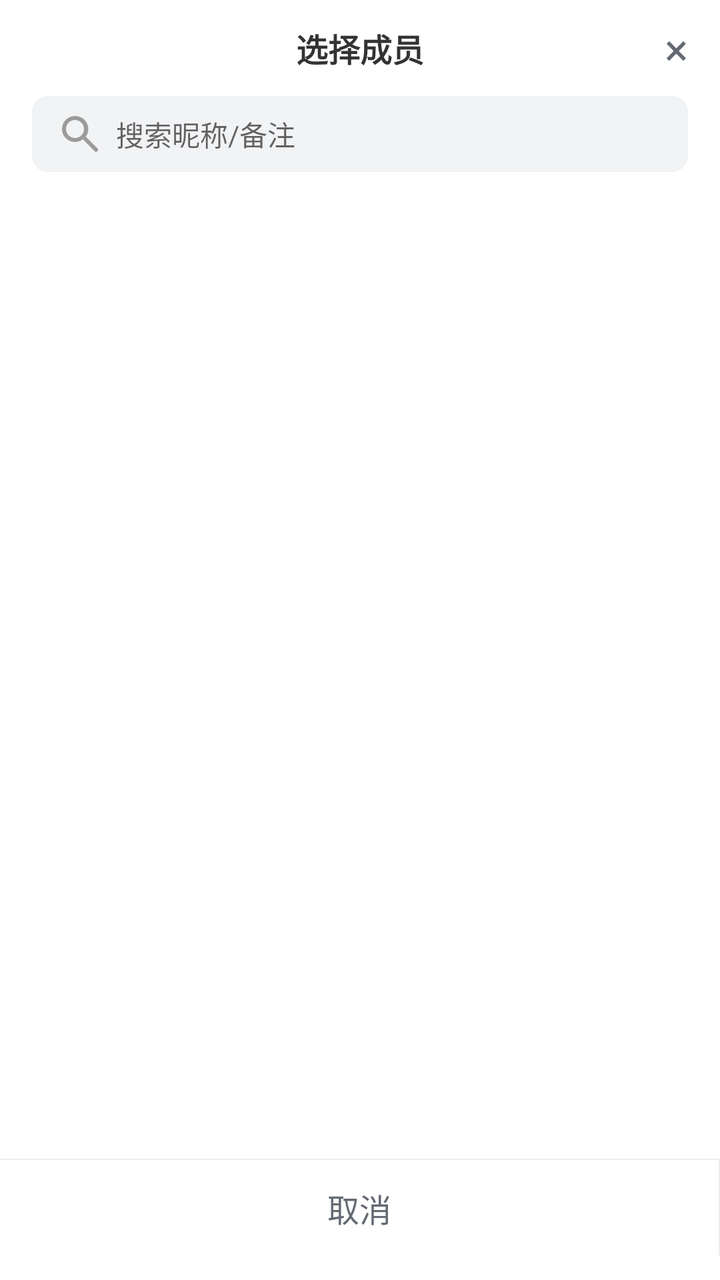
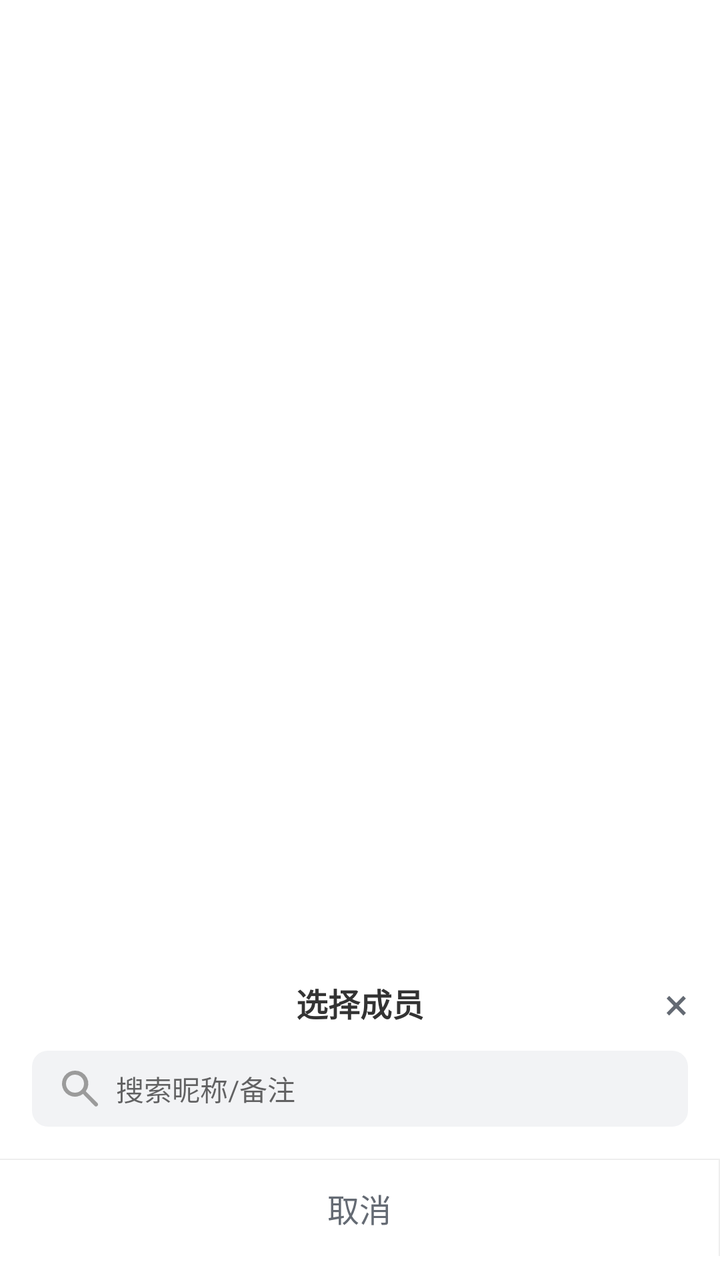

Before-and-after screenshots of an Android layout around one commit, followed by the original layout XML and the change that was made.
<!-- AndroidManifest.xml: another module's application theme AppTheme.NoActionBar -->
<!-- res/layout/dialog_member_picker.xml -->
<?xml version="1.0" encoding="utf-8"?>
<LinearLayout xmlns:android="http://schemas.android.com/apk/res/android"
    android:layout_width="match_parent"
    android:layout_height="wrap_content"
    android:background="@drawable/bg_bottom_sheet"
    android:orientation="vertical"
    android:paddingBottom="12dp">

    <FrameLayout
        android:layout_width="match_parent"
        android:layout_height="48dp">

        <TextView
            android:id="@+id/mpSheetTitle"
            android:layout_width="match_parent"
            android:layout_height="match_parent"
            android:gravity="center"
            android:text="选择成员"
            android:textColor="#333333"
            android:textSize="16sp"
            android:textStyle="bold" />

        <TextView
            android:id="@+id/mpSheetClose"
            android:layout_width="44dp"
            android:layout_height="48dp"
            android:layout_gravity="end"
            android:gravity="center"
            android:text="×"
            android:textColor="#646A73"
            android:textSize="22sp" />
    </FrameLayout>

    <LinearLayout
        android:layout_width="match_parent"
        android:layout_height="wrap_content"
        android:paddingStart="16dp"
        android:paddingEnd="16dp"
        android:paddingBottom="8dp">

        <EditText
            android:id="@+id/mpSheetSearch"
            android:layout_width="match_parent"
            android:layout_height="38dp"
            android:background="@drawable/bg_mp_search"
            android:drawableStart="@drawable/ic_member_picker_search"
            android:drawablePadding="6dp"
            android:gravity="center_vertical"
            android:hint="搜索昵称/备注"
            android:imeOptions="actionSearch"
            android:inputType="text"
            android:paddingStart="12dp"
            android:paddingEnd="12dp"
            android:singleLine="true"
            android:textColor="#2A2A2A"
            android:textSize="14sp" />
    </LinearLayout>

    <androidx.recyclerview.widget.RecyclerView
        android:id="@+id/mpSheetList"
        android:layout_width="match_parent"
        android:layout_height="0dp"
        android:layout_weight="1"
        android:scrollbars="vertical" />

    <View
        android:layout_width="match_parent"
        android:layout_height="0.5dp"
        android:layout_marginTop="8dp"
        android:background="#EEEEEE" />

    <LinearLayout
        android:layout_width="match_parent"
        android:layout_height="48dp"
        android:orientation="horizontal">

        <TextView
            android:id="@+id/mpSheetCancel"
            android:layout_width="0dp"
            android:layout_height="match_parent"
            android:layout_weight="1"
            android:gravity="center"
            android:text="取消"
            android:textColor="#646A73"
            android:textSize="16sp" />

        <View
            android:layout_width="0.5dp"
            android:layout_height="match_parent"
            android:background="#EEEEEE" />

        <TextView
            android:id="@+id/mpSheetConfirm"
            android:layout_width="0dp"
            android:layout_height="match_parent"
            android:layout_marginStart="12dp"
            android:layout_marginTop="8dp"
            android:layout_marginEnd="12dp"
            android:layout_marginBottom="8dp"
            android:layout_weight="1"
            android:background="@drawable/bg_picker_confirm"
            android:gravity="center"
            android:text="确定"
            android:textColor="#FFFFFF"
            android:textSize="14sp"
            android:visibility="gone" />
    </LinearLayout>
</LinearLayout>
<!-- resources referenced by this layout -->
<resources>
  <!-- drawable bg_bottom_sheet (drawable) -->
  <?xml version="1.0" encoding="utf-8"?>
  <shape xmlns:android="http://schemas.android.com/apk/res/android">
      <solid android:color="#FFFFFF" />
      <corners
          android:topLeftRadius="16dp"
          android:topRightRadius="16dp" />
  </shape>
  <!-- drawable bg_mp_search (drawable) -->
  <?xml version="1.0" encoding="utf-8"?>
  <shape xmlns:android="http://schemas.android.com/apk/res/android">
      <solid android:color="#F2F3F5" />
      <corners android:radius="8dp" />
  </shape>
  <!-- drawable bg_picker_confirm (drawable) -->
  <?xml version="1.0" encoding="utf-8"?>
  <shape xmlns:android="http://schemas.android.com/apk/res/android"
      android:shape="rectangle">
      <gradient
          android:angle="0"
          android:endColor="#E78AF2"
          android:startColor="#9079F9" />
      <corners android:radius="22dp" />
  </shape>
  <!-- drawable ic_member_picker_search (drawable) -->
  <?xml version="1.0" encoding="utf-8"?>
  <vector xmlns:android="http://schemas.android.com/apk/res/android"
      android:width="24dp"
      android:height="24dp"
      android:viewportWidth="24"
      android:viewportHeight="24">
      <path
          android:fillColor="#9B9B9B"
          android:pathData="M9.5,3a6.5,6.5 0 1 0 3.98,11.63L19.35,20.65a1,1 0 0 0 1.41,-1.41l-5.87,-5.87A6.5,6.5 0 0 0 9.5,3zM5,9.5a4.5,4.5 0 1 1 9,0a4.5,4.5 0 0 1 -9,0z" />
  </vector>
  <style name="AppTheme.NoActionBar" parent="Theme.MaterialComponents.Light.NoActionBar">
          <item name="colorPrimary">@color/colorPrimary</item>
          <item name="colorPrimaryDark">@color/colorPrimaryDark</item>
          <item name="colorAccent">@color/colorAccent</item>
      </style>
  <color name="colorPrimary">#2196f3</color>
  <color name="colorPrimaryDark">#1970b6</color>
  <color name="colorAccent">#2196f3</color>
</resources>

<!-- the commit's change to res/layout/dialog_member_picker.xml (unified diff, before → after) -->
@@ -1,108 +1,124 @@
 <?xml version="1.0" encoding="utf-8"?>
-<LinearLayout xmlns:android="http://schemas.android.com/apk/res/android"
+<FrameLayout xmlns:android="http://schemas.android.com/apk/res/android"
     android:layout_width="match_parent"
-    android:layout_height="wrap_content"
-    android:background="@drawable/bg_bottom_sheet"
-    android:orientation="vertical"
-    android:paddingBottom="12dp">
+    android:layout_height="match_parent"
+    android:background="@android:color/transparent">
 
-    <FrameLayout
+    
+    <View
+        android:id="@+id/mpSheetMask"
         android:layout_width="match_parent"
-        android:layout_height="48dp">
-
-        <TextView
-            android:id="@+id/mpSheetTitle"
-            android:layout_width="match_parent"
-            android:layout_height="match_parent"
-            android:gravity="center"
-            android:text="选择成员"
-            android:textColor="#333333"
-            android:textSize="16sp"
-            android:textStyle="bold" />
-
-        <TextView
-            android:id="@+id/mpSheetClose"
-            android:layout_width="44dp"
-            android:layout_height="48dp"
-            android:layout_gravity="end"
-            android:gravity="center"
-            android:text="×"
-            android:textColor="#646A73"
-            android:textSize="22sp" />
-    </FrameLayout>
+        android:layout_height="match_parent"
+        android:background="@android:color/transparent"
+        android:clickable="true" />
 
     <LinearLayout
+        android:id="@+id/mpSheetPanel"
         android:layout_width="match_parent"
         android:layout_height="wrap_content"
-        android:paddingStart="16dp"
-        android:paddingEnd="16dp"
-        android:paddingBottom="8dp">
+        android:layout_gravity="bottom"
+        android:background="@drawable/bg_bottom_sheet"
+        android:orientation="vertical"
+        android:paddingBottom="12dp">
 
-        <EditText
-            android:id="@+id/mpSheetSearch"
+        <FrameLayout
             android:layout_width="match_parent"
-            android:layout_height="38dp"
-            android:background="@drawable/bg_mp_search"
-            android:drawableStart="@drawable/ic_member_picker_search"
-            android:drawablePadding="6dp"
-            android:gravity="center_vertical"
-            android:hint="搜索昵称/备注"
-            android:imeOptions="actionSearch"
-            android:inputType="text"
-            android:paddingStart="12dp"
-            android:paddingEnd="12dp"
-            android:singleLine="true"
-            android:textColor="#2A2A2A"
-            android:textSize="14sp" />
-    </LinearLayout>
+            android:layout_height="48dp">
 
-    <androidx.recyclerview.widget.RecyclerView
-        android:id="@+id/mpSheetList"
-        android:layout_width="match_parent"
-        android:layout_height="0dp"
-        android:layout_weight="1"
-        android:scrollbars="vertical" />
+            <TextView
+                android:id="@+id/mpSheetTitle"
+                android:layout_width="match_parent"
+                android:layout_height="match_parent"
+                android:gravity="center"
+                android:text="选择成员"
+                android:textColor="#333333"
+                android:textSize="16sp"
+                android:textStyle="bold" />
 
-    <View
-        android:layout_width="match_parent"
-        android:layout_height="0.5dp"
-        android:layout_marginTop="8dp"
-        android:background="#EEEEEE" />
+            <TextView
+                android:id="@+id/mpSheetClose"
+                android:layout_width="44dp"
+                android:layout_height="48dp"
+                android:layout_gravity="end"
+                android:gravity="center"
+                android:text="×"
+                android:textColor="#646A73"
+                android:textSize="22sp" />
+        </FrameLayout>
 
-    <LinearLayout
-        android:layout_width="match_parent"
-        android:layout_height="48dp"
-        android:orientation="horizontal">
+        <LinearLayout
+            android:layout_width="match_parent"
+            android:layout_height="wrap_content"
+            android:paddingStart="16dp"
+            android:paddingEnd="16dp"
+            android:paddingBottom="8dp">
 
-        <TextView
-            android:id="@+id/mpSheetCancel"
-            android:layout_width="0dp"
-            android:layout_height="match_parent"
+            <EditText
+                android:id="@+id/mpSheetSearch"
+                android:layout_width="match_parent"
+                android:layout_height="38dp"
+                android:background="@drawable/bg_mp_search"
+                android:drawableStart="@drawable/ic_member_picker_search"
+                android:drawablePadding="6dp"
+                android:gravity="center_vertical"
+                android:hint="搜索昵称/备注"
+                android:imeOptions="actionSearch"
+                android:inputType="text"
+                android:paddingStart="12dp"
+                android:paddingEnd="12dp"
+                android:singleLine="true"
+                android:textColor="#2A2A2A"
+                android:textSize="14sp" />
+        </LinearLayout>
+
+        <androidx.recyclerview.widget.RecyclerView
+            android:id="@+id/mpSheetList"
+            android:layout_width="match_parent"
+            android:layout_height="0dp"
             android:layout_weight="1"
-            android:gravity="center"
-            android:text="取消"
-            android:textColor="#646A73"
-            android:textSize="16sp" />
+            android:scrollbars="vertical" />
 
         <View
-            android:layout_width="0.5dp"
-            android:layout_height="match_parent"
+            android:layout_width="match_parent"
+            android:layout_height="0.5dp"
+            android:layout_marginTop="8dp"
             android:background="#EEEEEE" />
 
-        <TextView
-            android:id="@+id/mpSheetConfirm"
-            android:layout_width="0dp"
-            android:layout_height="match_parent"
-            android:layout_marginStart="12dp"
-            android:layout_marginTop="8dp"
-            android:layout_marginEnd="12dp"
-            android:layout_marginBottom="8dp"
-            android:layout_weight="1"
-            android:background="@drawable/bg_picker_confirm"
-            android:gravity="center"
-            android:text="确定"
-            android:textColor="#FFFFFF"
-            android:textSize="14sp"
-            android:visibility="gone" />
+        <LinearLayout
+            android:layout_width="match_parent"
+            android:layout_height="48dp"
+            android:orientation="horizontal">
+
+            <TextView
+                android:id="@+id/mpSheetCancel"
+                android:layout_width="0dp"
+                android:layout_height="match_parent"
+                android:layout_weight="1"
+                android:gravity="center"
+                android:text="取消"
+                android:textColor="#646A73"
+                android:textSize="16sp" />
+
+            <View
+                android:layout_width="0.5dp"
+                android:layout_height="match_parent"
+                android:background="#EEEEEE" />
+
+            <TextView
+                android:id="@+id/mpSheetConfirm"
+                android:layout_width="0dp"
+                android:layout_height="match_parent"
+                android:layout_marginStart="12dp"
+                android:layout_marginTop="8dp"
+                android:layout_marginEnd="12dp"
+                android:layout_marginBottom="8dp"
+                android:layout_weight="1"
+                android:background="@drawable/bg_picker_confirm"
+                android:gravity="center"
+                android:text="确定"
+                android:textColor="#FFFFFF"
+                android:textSize="14sp"
+                android:visibility="gone" />
+        </LinearLayout>
     </LinearLayout>
-</LinearLayout>
+</FrameLayout>
